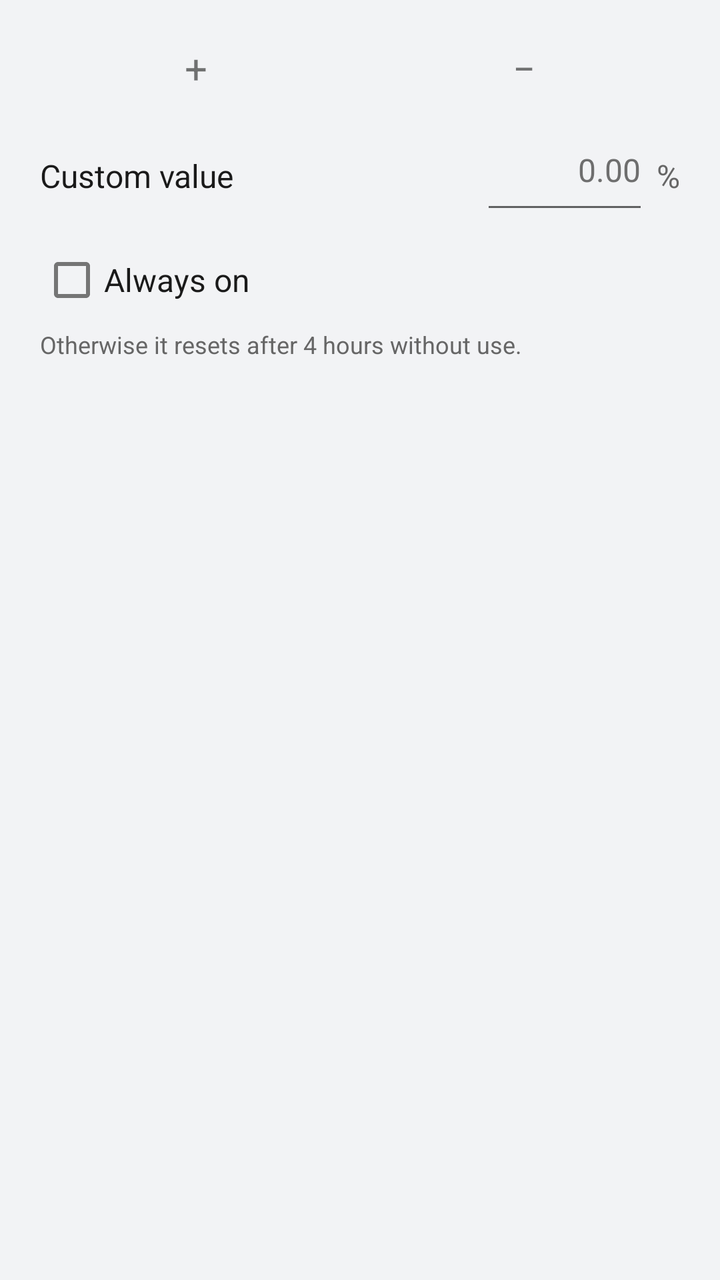
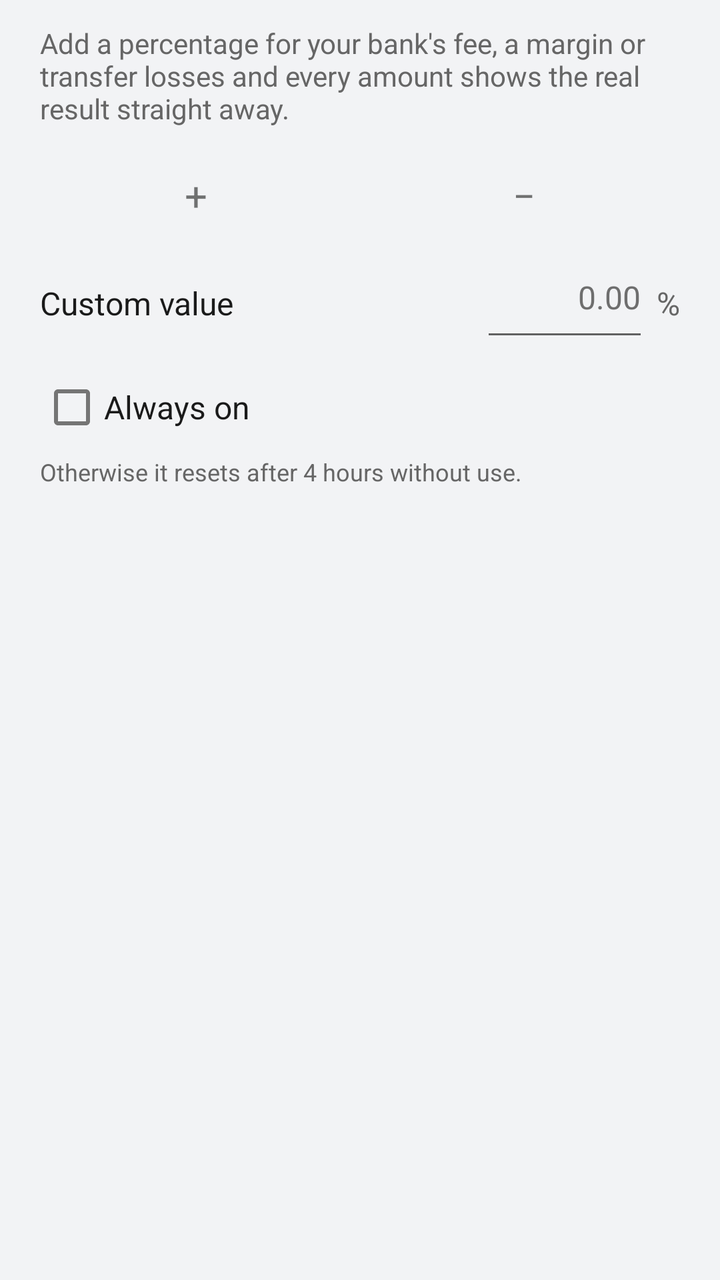

Two renders of the same Android screen: before a commit and after it. Below are the layout's source before the change and the commit's diff.
<!-- AndroidManifest.xml: application theme Theme.CurrencyConverter -->
<!-- res/layout/dialog_adjust.xml -->
<?xml version="1.0" encoding="utf-8"?>
<ScrollView xmlns:android="http://schemas.android.com/apk/res/android"
    android:layout_width="match_parent"
    android:layout_height="wrap_content">

    
    <LinearLayout
        android:layout_width="match_parent"
        android:layout_height="wrap_content"
        android:orientation="vertical"
        android:focusable="true"
        android:focusableInTouchMode="true"
        android:paddingStart="20dp"
        android:paddingEnd="20dp"
        android:paddingTop="12dp">

        
        <LinearLayout
            android:layout_width="match_parent"
            android:layout_height="wrap_content"
            android:orientation="horizontal">

            <TextView
                android:id="@+id/btnSignPlus"
                android:layout_width="0dp"
                android:layout_height="44dp"
                android:layout_weight="1"
                android:gravity="center"
                android:text="+"
                android:textSize="20sp"
                android:clickable="true"
                android:focusable="true" />

            <TextView
                android:id="@+id/btnSignMinus"
                android:layout_width="0dp"
                android:layout_height="44dp"
                android:layout_weight="1"
                android:layout_marginStart="8dp"
                android:gravity="center"
                android:text="−"
                android:textSize="20sp"
                android:clickable="true"
                android:focusable="true" />
        </LinearLayout>

        <RadioGroup
            android:id="@+id/adjustGroup"
            android:layout_width="match_parent"
            android:layout_height="wrap_content"
            android:layout_marginTop="8dp" />

        <LinearLayout
            android:layout_width="match_parent"
            android:layout_height="wrap_content"
            android:minHeight="48dp"
            android:gravity="center_vertical"
            android:orientation="horizontal">

            <TextView
                android:layout_width="0dp"
                android:layout_height="wrap_content"
                android:layout_weight="1"
                android:labelFor="@+id/etAdjustCustom"
                android:text="@string/adjust_custom"
                android:textSize="16sp"
                android:textColor="@color/text_primary" />

            <EditText
                android:id="@id/etAdjustCustom"
                android:layout_width="84dp"
                android:layout_height="wrap_content"
                android:minHeight="48dp"
                android:inputType="numberDecimal"
                android:digits="0123456789.,"
                android:imeOptions="actionDone"
                android:maxLength="5"
                android:gravity="end"
                android:hint="0.00"
                android:textColorHint="@color/hint"
                android:textColor="@color/text_primary"
                android:textSize="16sp"
                android:singleLine="true" />

            <TextView
                android:layout_width="wrap_content"
                android:layout_height="wrap_content"
                android:layout_marginStart="4dp"
                android:text="%"
                android:textSize="16sp"
                android:textColor="@color/text_secondary" />
        </LinearLayout>

        <CheckBox
            android:id="@+id/cbAdjustKeep"
            android:layout_width="match_parent"
            android:layout_height="wrap_content"
            android:minHeight="48dp"
            android:layout_marginTop="4dp"
            android:text="@string/adjust_keep"
            android:textSize="16sp"
            android:textColor="@color/text_primary" />

        <TextView
            android:layout_width="match_parent"
            android:layout_height="wrap_content"
            android:paddingBottom="4dp"
            android:text="@string/adjust_keep_hint"
            android:textSize="12sp"
            android:textColor="@color/text_secondary" />
    </LinearLayout>
</ScrollView>
<!-- resources referenced by this layout -->
<resources>
  <color name="hint">#6E6E6E</color>
  <color name="text_primary">#1A1A1A</color>
  <color name="text_secondary">#666666</color>
  <string name="adjust_custom">Custom value</string>
  <string name="adjust_keep">Always on</string>
  <string name="adjust_keep_hint">Otherwise it resets after 4 hours without use.</string>
  <style name="Theme.CurrencyConverter" parent="Theme.MaterialComponents.DayNight.NoActionBar">
          <item name="colorPrimary">@color/accent</item>
          <item name="colorPrimaryVariant">@color/primary_dark</item>
          <item name="colorOnPrimary">#FFFFFF</item>
          <item name="android:statusBarColor">@color/surface</item>
          <item name="android:windowLightStatusBar">true</item>
          <item name="android:windowBackground">@color/background</item>
      </style>
  <color name="accent">#1565C0</color>
  <color name="primary_dark">#0D47A1</color>
  <color name="surface">#FFFFFF</color>
  <color name="background">#F2F3F5</color>
</resources>

<!-- the commit's change to res/layout/dialog_adjust.xml (unified diff, before → after) -->
@@ -13,6 +13,15 @@
         android:paddingStart="20dp"
         android:paddingEnd="20dp"
         android:paddingTop="12dp">
+
+        <TextView
+            android:id="@+id/adjustAbout"
+            android:layout_width="match_parent"
+            android:layout_height="wrap_content"
+            android:layout_marginBottom="12dp"
+            android:text="@string/adjust_about"
+            android:textSize="14sp"
+            android:textColor="@color/text_secondary" />
 
         
         <LinearLayout
<!-- resource entries referenced after the edit -->
@@ -3,6 +3,7 @@
   <color name="hint">#6E6E6E</color>
   <color name="text_primary">#1A1A1A</color>
   <color name="text_secondary">#666666</color>
+  <string name="adjust_about">Add a percentage for your bank\'s fee, a margin or transfer losses and every amount shows the real result straight away.</string>
   <string name="adjust_custom">Custom value</string>
   <string name="adjust_keep">Always on</string>
   <string name="adjust_keep_hint">Otherwise it resets after 4 hours without use.</string>
